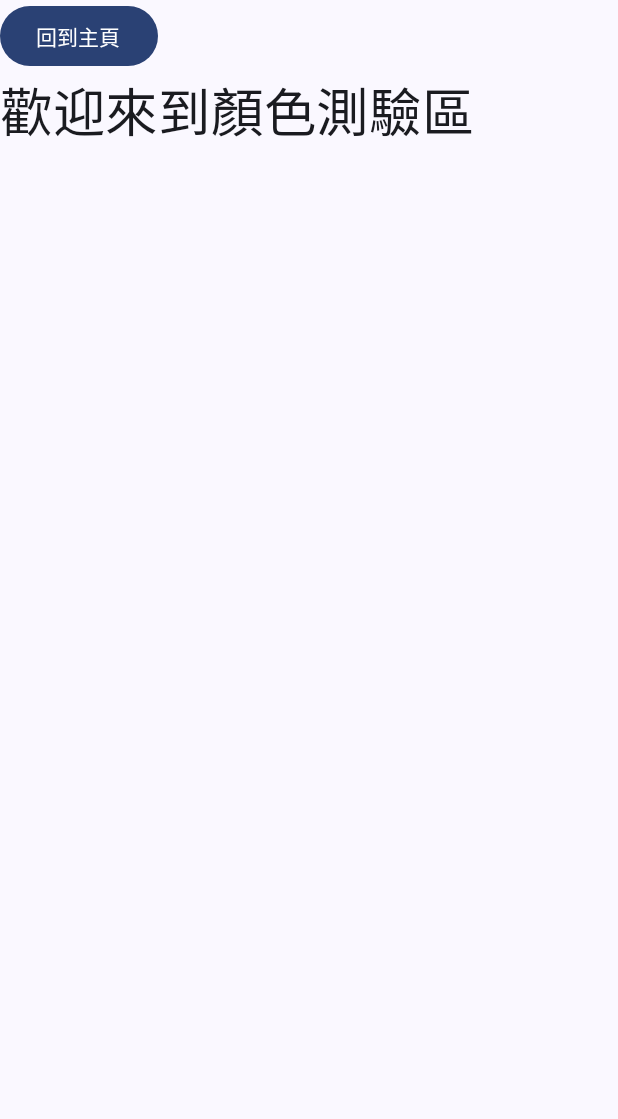
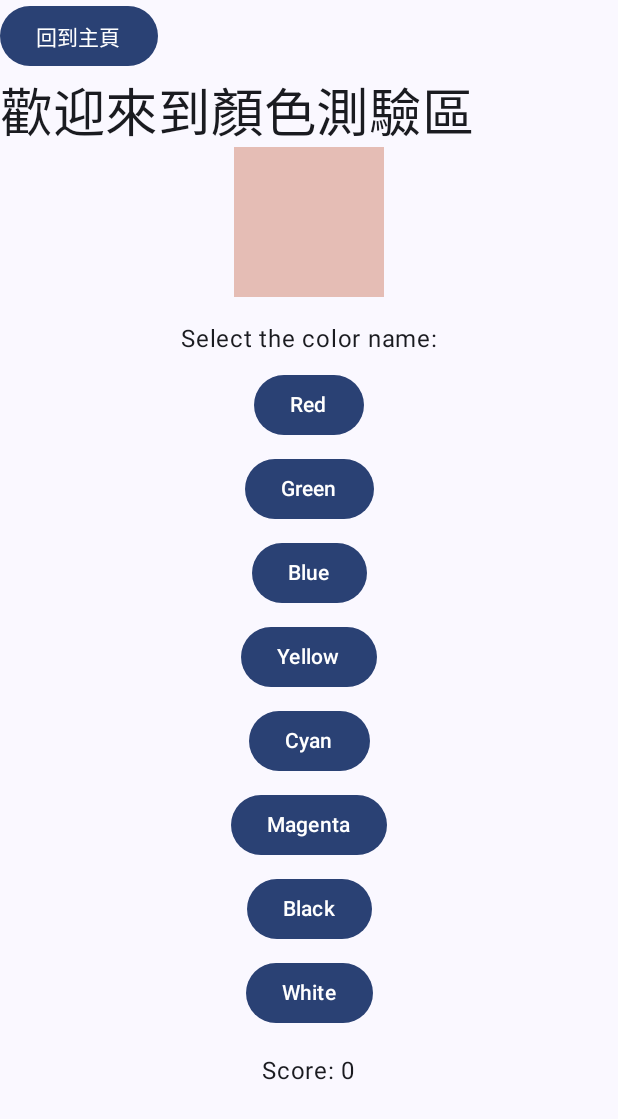
Before and after one commit to cindili1215/finalproject2, an Android app built with Jetpack Compose: the SecondActivity screen opened directly, with no data from a screen before it, on a phone screen of 412 x 824 dp. Shown: the top 1119 px of the screen. Run offline under Robolectric (Android 15) with nearby library versions, the phone set to English and light mode, and no system bars.

Commit message:
顏色測驗

```diff
--- a/app/src/main/java/tw/edu/pu/csim/cindi/finalproject2/SecondActivity.kt
+++ b/app/src/main/java/tw/edu/pu/csim/cindi/finalproject2/SecondActivity.kt
@@ -1,21 +1,45 @@
 package tw.edu.pu.csim.cindi.finalproject2
 
 import android.app.Activity
+import android.content.Intent
 import android.os.Bundle
+import android.widget.Toast
 import androidx.activity.ComponentActivity
 import androidx.activity.compose.setContent
+import androidx.compose.foundation.background
+import androidx.compose.foundation.layout.Arrangement
+import androidx.compose.foundation.layout.Box
 import androidx.compose.foundation.layout.Column
+import androidx.compose.foundation.layout.Spacer
 import androidx.compose.foundation.layout.fillMaxSize
+import androidx.compose.foundation.layout.height
+import androidx.compose.foundation.layout.padding
+import androidx.compose.foundation.layout.size
+import androidx.compose.material.icons.Icons
+import androidx.compose.material.icons.filled.Menu
+import androidx.compose.material.icons.rounded.AccountBox
 import androidx.compose.material3.Button
+import androidx.compose.material3.Icon
+import androidx.compose.material3.IconButton
 import androidx.compose.material3.MaterialTheme
+import androidx.compose.material3.Scaffold
 import androidx.compose.material3.Surface
 import androidx.compose.material3.Text
+import androidx.compose.material3.TopAppBar
 import androidx.compose.runtime.Composable
+import androidx.compose.runtime.getValue
+import androidx.compose.runtime.mutableStateOf
+import androidx.compose.runtime.remember
+import androidx.compose.runtime.setValue
+import androidx.compose.ui.Alignment
 import androidx.compose.ui.Modifier
+import androidx.compose.ui.graphics.Color
 import androidx.compose.ui.platform.LocalContext
 import androidx.compose.ui.tooling.preview.Preview
+import androidx.compose.ui.unit.dp
 import androidx.compose.ui.unit.sp
 import tw.edu.pu.csim.cindi.finalproject2.ui.theme.Finalproject2Theme
+import kotlin.random.Random
 
 class SecondActivity : ComponentActivity() {
     override fun onCreate(savedInstanceState: Bundle?) {
@@ -28,6 +52,8 @@ class SecondActivity : ComponentActivity() {
                     color = MaterialTheme.colorScheme.background
                 ) {
                     Greeting()
+                    ColorQuizScreen()
+
                 }
             }
         }
@@ -52,3 +78,76 @@ fun Greeting() {
         )
     }
 }
+
+
+@Composable
+fun ColorQuizScreen() {
+    val context = LocalContext.current
+    var currentColor by remember { mutableStateOf(generateRandomColor()) }
+    var score by remember { mutableStateOf(0) }
+    val colorNames = listOf("Red", "Green", "Blue", "Yellow", "Cyan", "Magenta", "Black", "White")
+    val correctColorName = getColorName(currentColor)
+
+    Column(
+        modifier = Modifier
+            .fillMaxSize()
+            .padding(16.dp),
+        verticalArrangement = Arrangement.Center,
+        horizontalAlignment = Alignment.CenterHorizontally
+    ) {
+        Box(
+            modifier = Modifier
+                .size(100.dp)
+                .background(currentColor)
+        )
+
+        Spacer(modifier = Modifier.height(16.dp))
+
+        Text(text = "Select the color name:")
+
+        colorNames.forEach { colorName ->
+            Spacer(modifier = Modifier.height(8.dp))
+            Button(onClick = {
+                if (colorName == correctColorName) {
+                    score++
+                    Toast.makeText(context, "Correct!", Toast.LENGTH_SHORT).show()
+                } else {
+                    Toast.makeText(context, "Wrong! It was $correctColorName", Toast.LENGTH_SHORT).show()
+                }
+                currentColor = generateRandomColor()
+            }) {
+                Text(text = colorName)
+            }
+        }
+
+        Spacer(modifier = Modifier.height(16.dp))
+
+        Text(text = "Score: $score")
+    }
+}
+
+fun generateRandomColor(): Color {
+    return Color(
+        red = Random.nextFloat(),
+        green = Random.nextFloat(),
+        blue = Random.nextFloat()
+    )
+}
+
+fun getColorName(color: Color): String {
+    return when {
+        color.red > 0.5f && color.green < 0.5f && color.blue < 0.5f -> "Red"
+        color.red < 0.5f && color.green > 0.5f && color.blue < 0.5f -> "Green"
+        color.red < 0.5f && color.green < 0.5f && color.blue > 0.5f -> "Blue"
+        color.red > 0.5f && color.green > 0.5f && color.blue < 0.5f -> "Yellow"
+        color.red < 0.5f && color.green > 0.5f && color.blue > 0.5f -> "Cyan"
+        color.red > 0.5f && color.green < 0.5f && color.blue > 0.5f -> "Magenta"
+        color.red < 0.5f && color.green < 0.5f && color.blue < 0.5f -> "Black"
+        else -> "White"
+    }
+}
+@Preview(showBackground = true)
+@Composable
+fun DefaultPreview() {
+    Main()
+}
```
